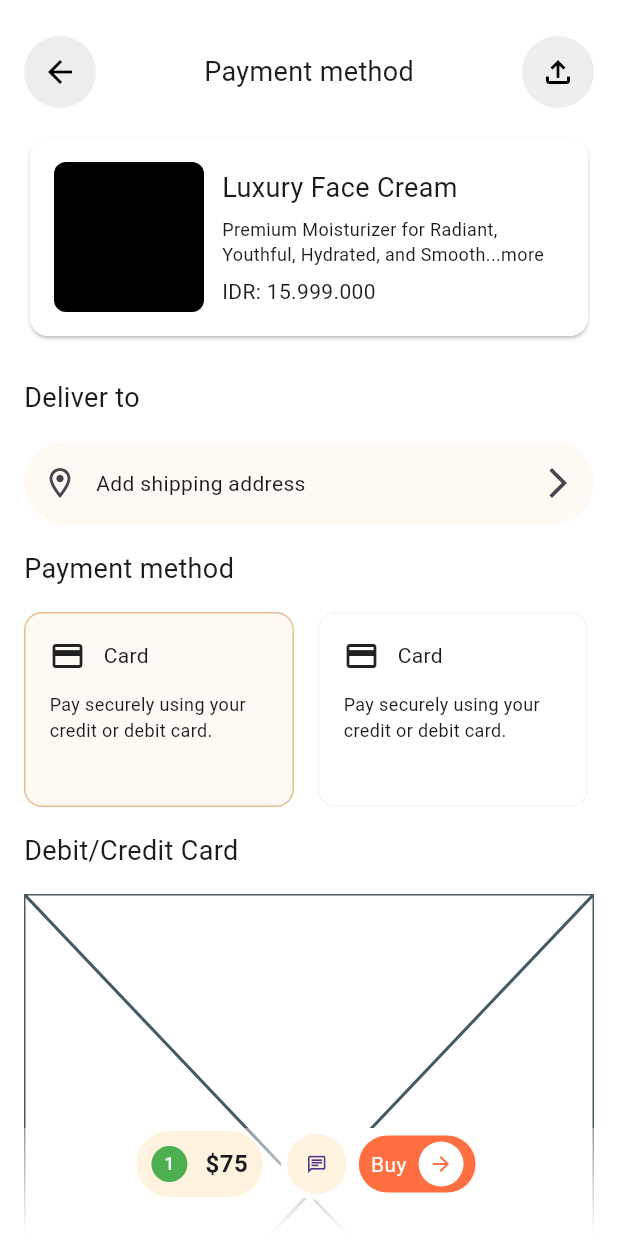
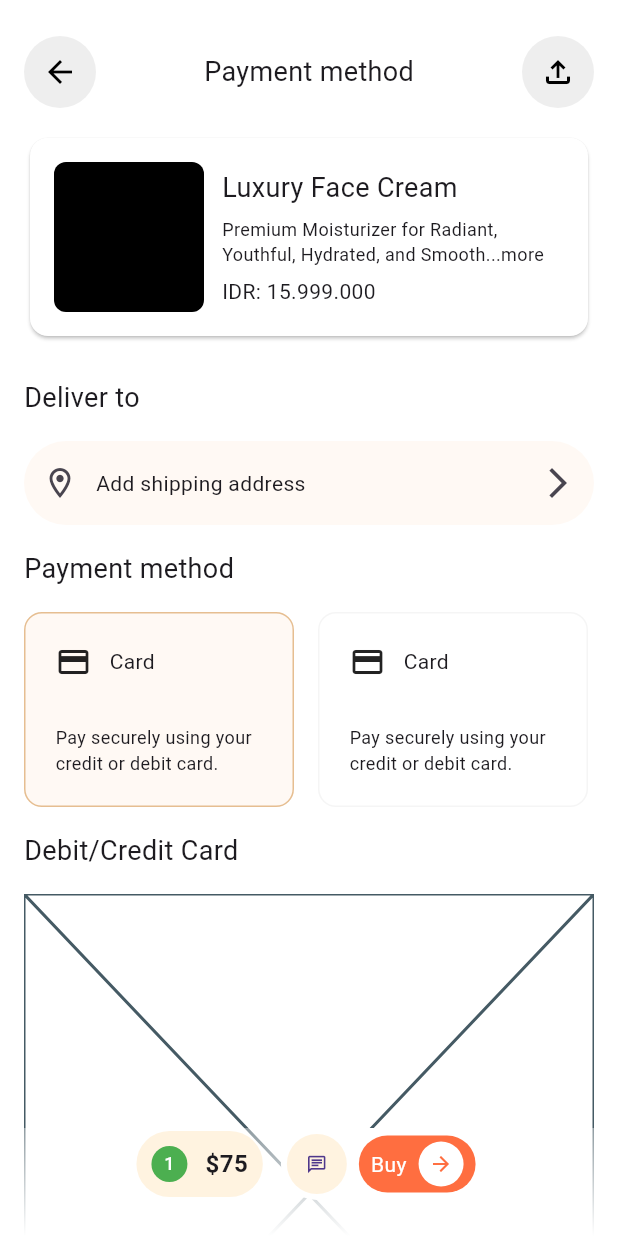
Before and after one commit to JAICHANGPARK/flutter_notebook_chapter_43, a Flutter app: the MarketplacePaymentMethodPage screen opened directly, on a phone screen of 412 x 824 dp. Run offline on Flutter 3.47's test engine with Material 3 defaults, Android fonts, the phone set to English and light mode, and no system bars; our stand-ins replace gap, hugeicons.

Commit message:
Update marketplace_payment_method_page.dart

```diff
--- a/lib/ep2168_marketplace_app/ui/marketplace_payment_method_page.dart
+++ b/lib/ep2168_marketplace_app/ui/marketplace_payment_method_page.dart
@@ -143,9 +143,10 @@ class _MarketplacePaymentMethodPageState extends State<MarketplacePaymentMethodP
                             color: index == 0 ? Color.fromRGBO(255, 249, 244, 1) : Colors.white,
                             borderRadius: BorderRadius.circular(12),
                           ),
-                          padding: EdgeInsets.all(16),
+                          padding: EdgeInsets.all(20),
                           child: Column(
                             crossAxisAlignment: CrossAxisAlignment.start,
+                            mainAxisAlignment: MainAxisAlignment.spaceBetween,
                             spacing: 12,
                             children: [
                               Row(
```
